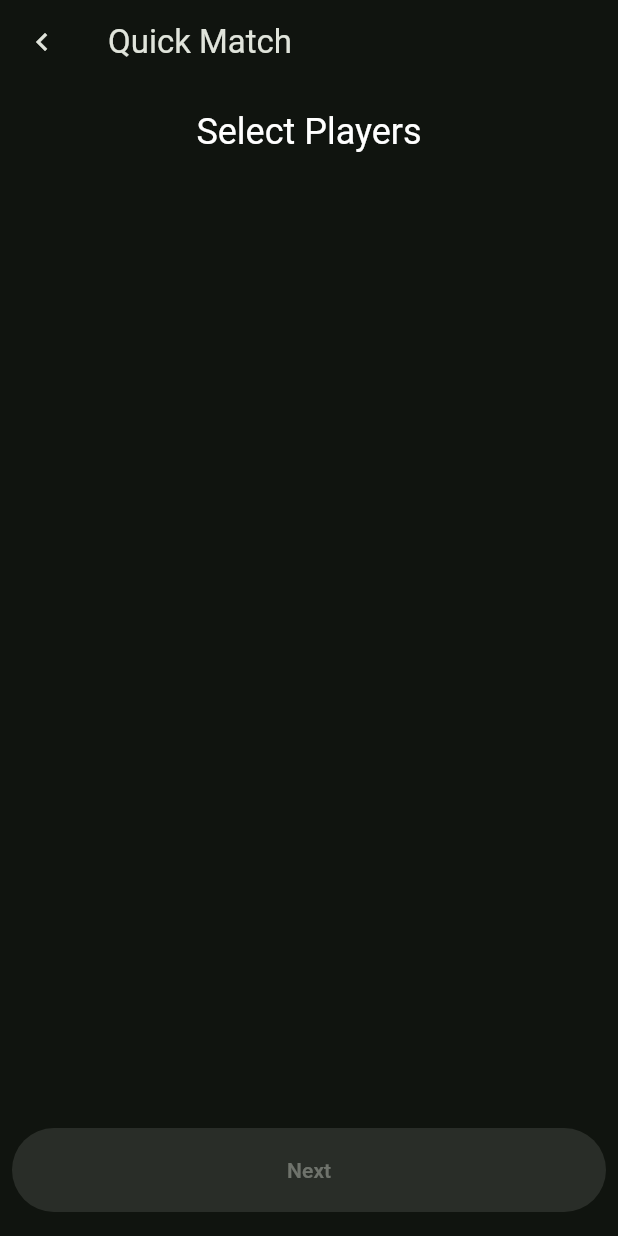
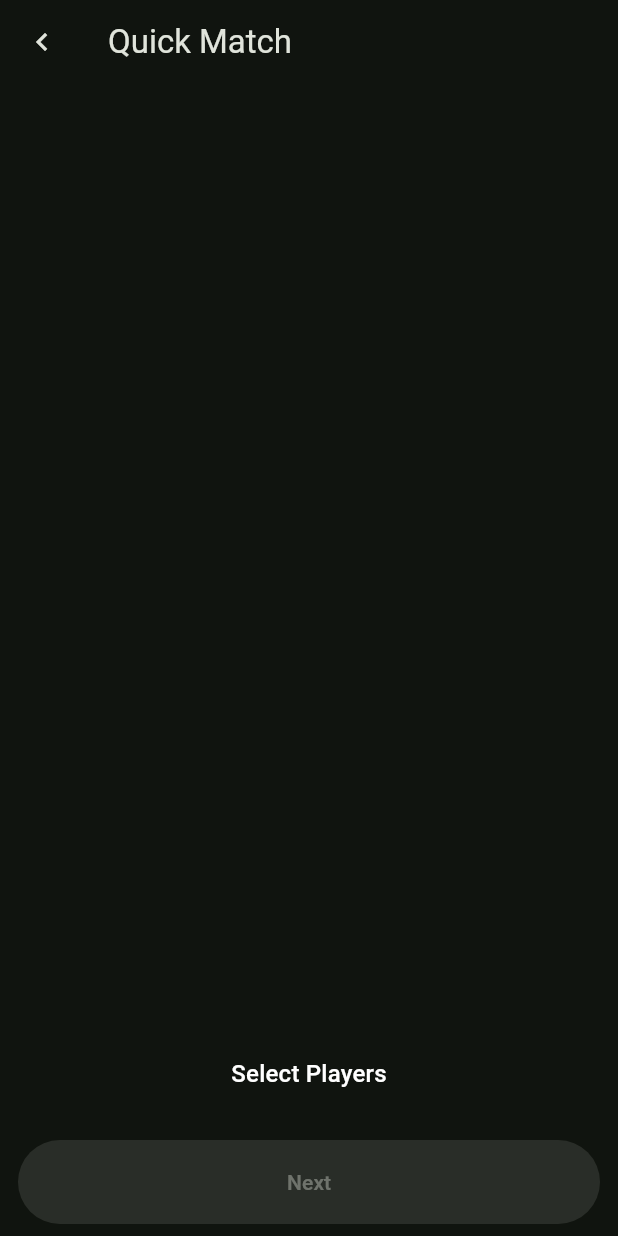
Before and after one commit to PlayPratz/Scorecard, a Flutter app: the screen it shows after launch, after a tap on the "add" icon, on a phone screen of 412 x 824 dp. Run offline on Flutter 3.47's test engine with Material 2 defaults, Android fonts, the phone set to English and light mode, and no system bars; our stand-ins replace google_fonts, hive_flutter, image_picker, share_plus; accounts and stored records are empty; Roboto replaces fonts that are missing (Ubuntu).

Commit message:
[Minor] Generic bugfixes and UI improvements

```diff
--- a/lib/models/ball.dart
+++ b/lib/models/ball.dart
@@ -73,7 +73,7 @@ class Ball {
   int get batterRuns => isBattingExtra ? 0 : runsScored;
 
   bool get isWicket => wicket != null && wicket!.dismissal != Dismissal.retired;
-  bool get isRetired =>
+  bool get isBatterRetired =>
       wicket != null && wicket!.dismissal == Dismissal.retired;
   bool get isBowlerWicket =>
       (isWicket && Dismissal.values.take(5).contains(wicket!.dismissal));
--- a/lib/models/innings.dart
+++ b/lib/models/innings.dart
@@ -167,7 +167,7 @@ class Innings {
     // Handle partnership
     // _partnerships.last.play(ball);
 
-    if (ball.isWicket) {
+    if (ball.isWicket || ball.isBatterRetired) {
       _fallOfWickets.add(
         FallOfWicket(ball: ball, runsAtWicket: runs, wicketsAtWicket: wickets),
       );
@@ -307,6 +307,8 @@ class Innings {
   /// If [addBatter] is called more than once on the same player, nothing
   /// happens except that the [Wicket] of the batter is cleared. For more
   /// information, refer to the docs on [BatterInnings].
+  ///
+  /// [outBatter] is the batter that will be replaced in [PlayersInAction].
   ///
   /// Returns the [BatterInnings] of the given batter.
   BatterInnings addBatter(Player batter, BatterInnings outBatter) {
--- a/lib/screens/match/create_match.dart
+++ b/lib/screens/match/create_match.dart
@@ -179,21 +179,21 @@ class CreateQuickMatchForm extends StatelessWidget {
         future: playersFuture,
         builder: (context, playerList) {
           return Column(
+            mainAxisAlignment: MainAxisAlignment.end,
             children: [
               const SizedBox(height: 16),
               ListenableBuilder(
-                listenable: controller, //TODO Jugaad
+                listenable: controller,
                 builder: (context, child) => Text(
                     controller.selectedItems.isEmpty
-                        ? "Select Players"
-                        : "Selected ${controller.selectedItems.length} players",
-                    style: Theme.of(context).textTheme.headlineSmall),
+                        ? Strings.createQuickTeamsSelectPlayers
+                        : Strings.getSelectedPlayerCount(
+                            controller.selectedItems.length),
+                    style: Theme.of(context).textTheme.titleMedium),
               ),
               const SizedBox(height: 16),
-              const SizedBox(height: 8),
-              Expanded(
-                child: Padding(
-                  padding: const EdgeInsets.symmetric(horizontal: 8.0),
+              Flexible(
+                child: SingleChildScrollView(
                   child: SelectablePlayerList(
                     players: playerList,
                     controller: controller,
@@ -201,7 +201,7 @@ class CreateQuickMatchForm extends StatelessWidget {
                 ),
               ),
               ListenableBuilder(
-                listenable: controller, // TODO Remove Jugaad
+                listenable: controller,
                 builder: (context, child) => Elements.getConfirmButton(
                   text: Strings.buttonNext,
                   onPressed: controller.selectedItems.length >= 2
--- a/lib/screens/match/match_list.dart
+++ b/lib/screens/match/match_list.dart
@@ -123,8 +123,9 @@ class OngoingCricketMatchList extends StatelessWidget {
         children: [
           Expanded(
             child: _FutureCricketMatchList(
-                controller: _OngoingMatchListController(
-                    cricketMatchService: context.read<CricketMatchService>())),
+              controller: _OngoingMatchListController(
+                  cricketMatchService: context.read<CricketMatchService>()),
+            ),
           ),
           const SizedBox(height: 12),
           GenericItemTile(
--- a/lib/screens/player/player_list.dart
+++ b/lib/screens/player/player_list.dart
@@ -1,3 +1,5 @@
+import 'dart:collection';
+
 import 'package:flutter/material.dart';
 import 'package:provider/provider.dart';
 import 'package:scorecard/models/player.dart';
@@ -38,7 +40,7 @@ class PlayerList extends StatelessWidget {
         ],
         createItem: onCreate != null
             ? CreateItemEntry(
-                form: const CreatePlayerForm(),
+                form: const CreatePlayerForm.create(),
                 string: Strings.addNewPlayer,
                 onCreate: (item) => onCreate!(item),
               )
@@ -100,9 +102,8 @@ class PlayerController with ChangeNotifier {
 // }
 }
 
-// TODO Migrate to SelectableItemList?
 class SelectablePlayerList extends StatelessWidget {
-  final List<Player> players;
+  final UnmodifiableListView<Player> players;
   final SelectableItemController<Player> controller;
 
   final Widget Function(Player player)? buildTrailing;
@@ -116,34 +117,28 @@ class SelectablePlayerList extends StatelessWidget {
 
   @override
   Widget build(BuildContext context) {
-    return ListenableBuilder(
-        listenable: controller,
-        builder: (context, child) {
-          return ItemList(
-            itemList: players
-                //Not using PlayerTile because need "selected" param
-                .map((player) {
-              final isSelected = controller.selectedItems.contains(player);
-              final trailing = isSelected && buildTrailing != null
-                  ? buildTrailing!(player)
-                  : isSelected
-                      ? const Icon(Icons.check_circle)
-                      : const SizedBox();
-
-              return ListTile(
-                selected: isSelected,
+    return SelectableItemList(
+      items: players,
+      controller: controller,
+      onBuild: (player) => ListTile(
+        selected: false,
+        title: Text(player.name),
+        leading: Elements.getPlayerIcon(context, player, 48),
+        onTap: () => controller.selectItem(player),
+        shape: RoundedRectangleBorder(borderRadius: BorderRadius.circular(12)),
+      ),
+      onBuildSelected: (player) => ListTile(
+        selected: true,
         selectedTileColor:
             Theme.of(context).colorScheme.primary.withOpacity(0.1),
         title: Text(player.name),
         leading: Elements.getPlayerIcon(context, player, 48),
-                trailing: trailing,
+        trailing: buildTrailing != null
+            ? buildTrailing!(player)
+            : const Icon(Icons.check_circle),
         onTap: () => controller.selectItem(player),
-                shape: RoundedRectangleBorder(
-                    borderRadius: BorderRadius.circular(12)),
+        shape: RoundedRectangleBorder(borderRadius: BorderRadius.circular(12)),
+      ),
     );
-            }).toList(),
-            alignToBottom: false,
-          );
-        });
   }
 }
--- a/lib/screens/templates/titled_page.dart
+++ b/lib/screens/templates/titled_page.dart
@@ -48,7 +48,7 @@ class TitledPage extends StatelessWidget {
           actions: appBarActions,
         ),
         body: Padding(
-          padding: const EdgeInsets.only(left: 8.0, right: 8.0, bottom: 16),
+          padding: const EdgeInsets.symmetric(horizontal: 12.0, vertical: 8),
           child: child,
         ),
       ),
--- a/lib/screens/widgets/item_list.dart
+++ b/lib/screens/widgets/item_list.dart
@@ -71,7 +71,8 @@ class CreateItemEntry<T> {
 class SelectableItemList<T> extends StatelessWidget {
   final List<T> items;
   final Widget Function(T item) onBuild;
-  final Widget Function(T item) onBuildSelected;
+  final Widget Function(T item)
+      onBuildSelected; // TODO Add "isSelected" param to onBuild instead
   final SelectableItemController<T> controller;
 
   const SelectableItemList({
@@ -87,16 +88,21 @@ class SelectableItemList<T> extends StatelessWidget {
     return ListenableBuilder(
       listenable: controller,
       builder: (context, child) {
-        return ListView.builder(
-          shrinkWrap: true,
-          physics: const NeverScrollableScrollPhysics(),
-          itemBuilder: (context, index) {
-            if (controller.selectedItems.contains(items[index])) {
-              return onBuildSelected(items[index]);
-            }
-            return onBuild(items[index]);
-          },
-          itemCount: items.length,
+        return Column(
+          mainAxisSize: MainAxisSize.min,
+          children: [
+            for (final item in items)
+              if (controller.selectedItems.contains(item))
+                Padding(
+                  padding: const EdgeInsets.symmetric(vertical: 1.0),
+                  child: onBuildSelected(item),
+                )
+              else
+                Padding(
+                  padding: const EdgeInsets.symmetric(vertical: 1.0),
+                  child: onBuild(item),
+                )
+          ],
         );
       },
     );
```
Also changed, not shown: lib/screens/match/match_init.dart (+4 -5 lines), lib/screens/player/create_player.dart (+2 -5 lines), lib/screens/team/create_team.dart (+17 -3 lines), lib/util/strings.dart (+10 -0 lines). Lines whose indentation alone changed are shown as unchanged.
